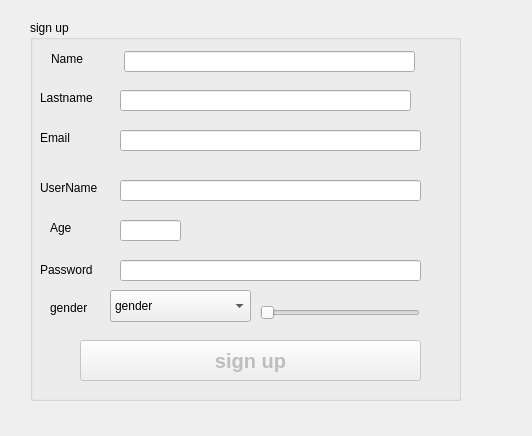
sanazshokrzadeh/Messanger_throw_10, file signupdialog.ui: the form before one commit.
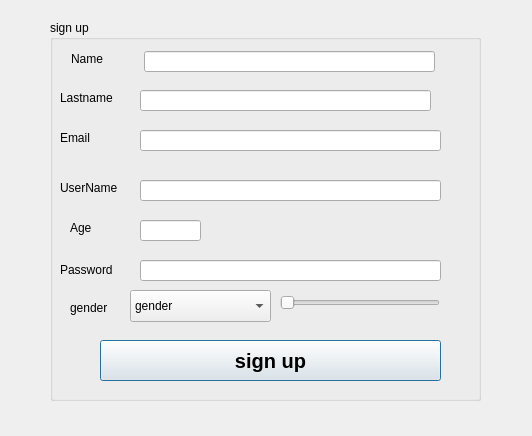
The form after the commit.

Commit message: added relation between signup push button and chat client class to send requests and created two slots for handling server replies

Diff of the .ui file:
```diff
--- a/signupdialog.ui
+++ b/signupdialog.ui
@@ -16,7 +16,7 @@
   <widget class="QGroupBox" name="groupBox">
    <property name="geometry">
     <rect>
-     <x>30</x>
+     <x>50</x>
      <y>20</y>
      <width>431</width>
      <height>381</height>
@@ -137,7 +137,7 @@
    </widget>
    <widget class="QPushButton" name="pushButtonsignup2">
     <property name="enabled">
-     <bool>false</bool>
+     <bool>true</bool>
     </property>
     <property name="geometry">
      <rect>
@@ -239,7 +239,7 @@
     <property name="geometry">
      <rect>
       <x>230</x>
-      <y>280</y>
+      <y>270</y>
       <width>160</width>
       <height>25</height>
      </rect>
```
The commit also changes 2 other files.
